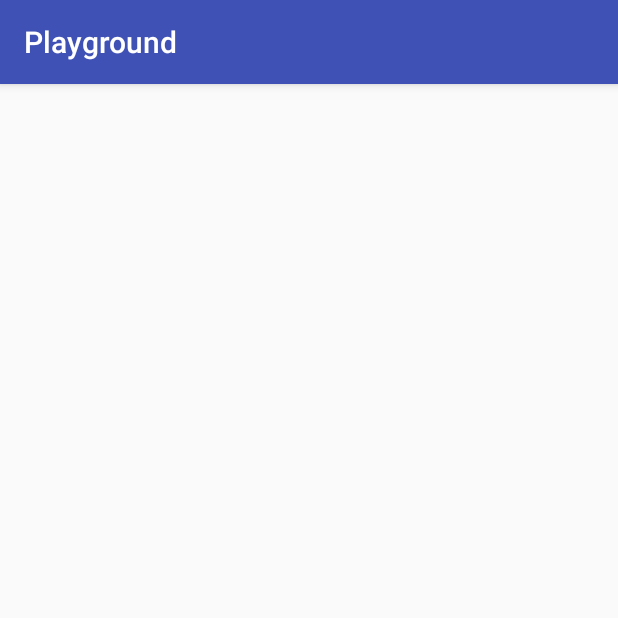
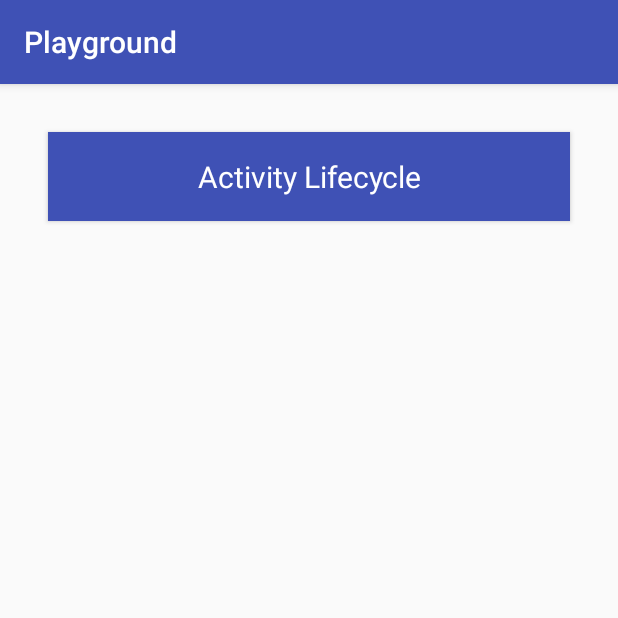
Before and after one commit to jtklein/Playground, an Android app: the PgActivityActivities screen opened directly, with no data from a screen before it, on a phone screen of 412 x 824 dp, the top half of it. Run offline under Robolectric (Android 15) with nearby library versions, the phone set to English and light mode, and no system bars.

Commit message:
Added button for activity lifecycle playground to layout

```diff
--- a/app/src/main/res/layout/pg_activity_activities.xml
+++ b/app/src/main/res/layout/pg_activity_activities.xml
@@ -1,5 +1,5 @@
 <?xml version="1.0" encoding="utf-8"?>
-<RelativeLayout xmlns:android="http://schemas.android.com/apk/res/android"
+<LinearLayout xmlns:android="http://schemas.android.com/apk/res/android"
     xmlns:tools="http://schemas.android.com/tools"
     android:id="@+id/pg_activity_activities"
     android:layout_width="match_parent"
@@ -7,7 +7,13 @@
     android:paddingBottom="@dimen/activity_vertical_margin"
     android:paddingLeft="@dimen/activity_horizontal_margin"
     android:paddingRight="@dimen/activity_horizontal_margin"
-    android:paddingTop="@dimen/activity_vertical_margin"
-    tools:context="johannes.playground.PgActivityActivities">
+    android:paddingTop="@dimen/activity_vertical_margin">
 
-</RelativeLayout>
+    <Button
+        style="@style/PrimaryButton"
+        android:id="@+id/buttonActivityLifecycle"
+        android:text="@string/ui_activity_lifecycle"
+        android:layout_width="match_parent"
+        android:layout_height="wrap_content" />
+
+</LinearLayout>
--- a/app/src/main/res/values/strings.xml
+++ b/app/src/main/res/values/strings.xml
@@ -8,6 +8,7 @@
     <string name="ui_send_int">Send int</string>
     <string name="ui_received_int">Received int:</string>
     <string name="ui_activities">Activities</string>
+    <string name="ui_activity_lifecycle">Activity Lifecycle</string>
 
     <string-array name="implicit_intents">
         <item>Open website</item>
```
